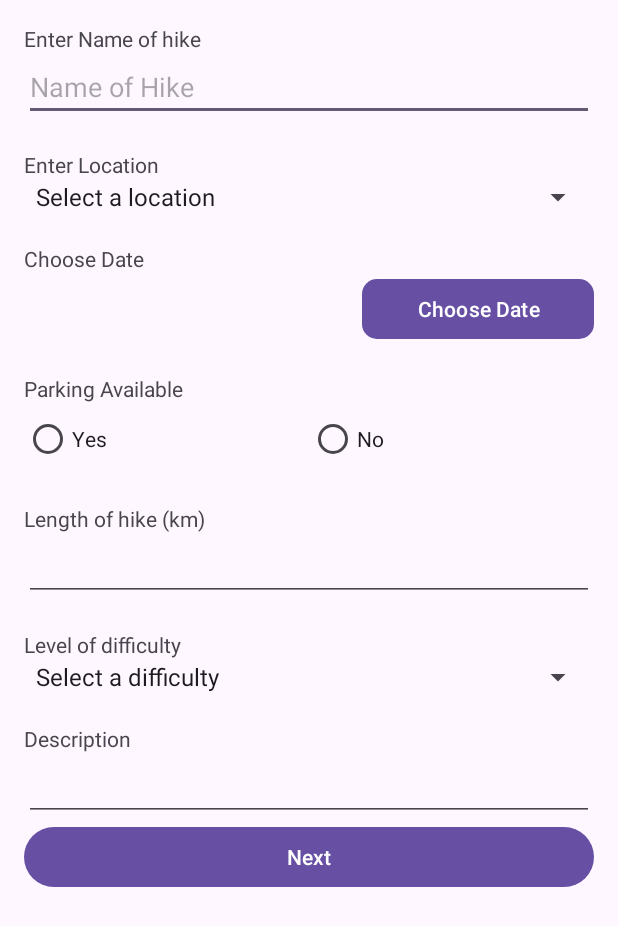
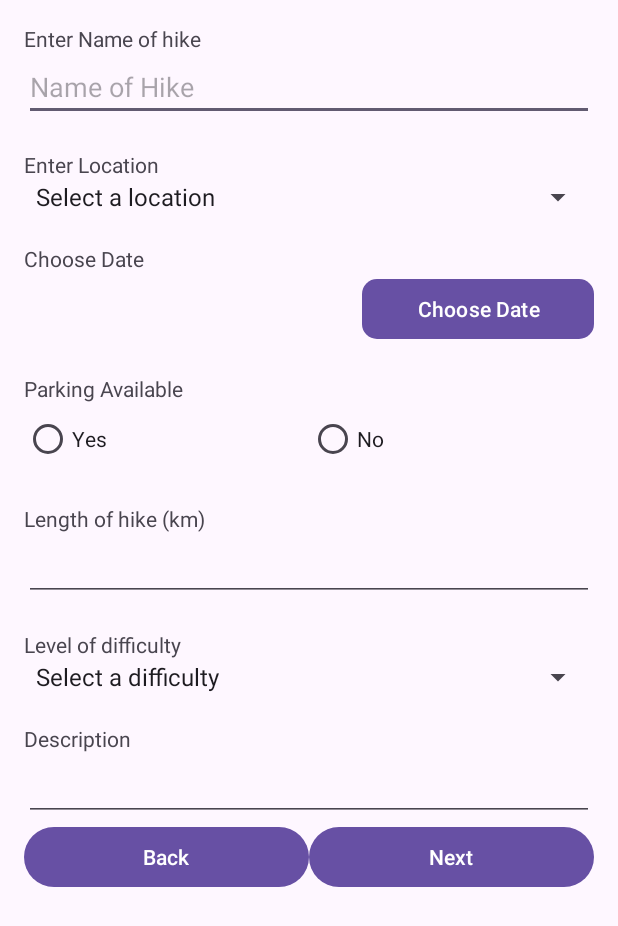
Before and after one commit to SithuSoe153/M-Hike-Hiker-Management-App, an Android app: the screen it shows after launch (EntryActivity), on a phone screen of 412 x 824 dp. Shown: the top 926 px of the screen. Run offline under Robolectric (Android 15) with nearby library versions, the phone set to English and light mode, and no system bars.

Commit message:
left_observations

```diff
--- a/app/src/main/java/com/uog/soemhike/EntryActivity.java
+++ b/app/src/main/java/com/uog/soemhike/EntryActivity.java
@@ -32,10 +32,12 @@ public class EntryActivity extends AppCompatActivity {
 
     Spinner spn_Location, spn_Difficulty;
 
-    private Button btn_ShowDateTime, btn_Next;
+    private Button btn_ShowDateTime, btn_Next, btn_Back;
 
     String location, difficulty, errorRequired;
     private Integer id;
+    private Integer locationIndex = 0;
+    private Integer difficultyIndex = 0;
     private String[] spn_Location_data = {"Select a location","M1", "M2", "M3"};
     private String[] spn_Difficulty_data = {"Select a difficulty","H1", "H2", "H3"};
 
@@ -63,6 +65,7 @@ public class EntryActivity extends AppCompatActivity {
 
         btn_ShowDateTime = findViewById(R.id.btnShowDateTime);
         btn_Next = findViewById(R.id.btn_Next);
+        btn_Back = findViewById(R.id.btn_Back);
 
         spn_Location = (Spinner) findViewById(R.id.spn_Location);
         spn_Difficulty = (Spinner) findViewById(R.id.spn_Difficulty);
@@ -72,6 +75,7 @@ public class EntryActivity extends AppCompatActivity {
         ArrayAdapter<String> ad_location = new ArrayAdapter<String>(this, android.R.layout.simple_spinner_item, spn_Location_data);
         ad_location.setDropDownViewResource(android.R.layout.simple_spinner_dropdown_item);
         spn_Location.setAdapter(ad_location);
+        spn_Location.setSelection(locationIndex);
         spn_Location.setOnItemSelectedListener(new AdapterView.OnItemSelectedListener() {
             @Override
             public void onItemSelected(AdapterView<?> adapterView, View view, int i, long l) {
@@ -88,6 +92,7 @@ public class EntryActivity extends AppCompatActivity {
         ArrayAdapter<String> adapter = new ArrayAdapter<String>(this, android.R.layout.simple_spinner_item, spn_Difficulty_data);
         adapter.setDropDownViewResource(android.R.layout.simple_spinner_dropdown_item);
         spn_Difficulty.setAdapter(adapter);
+        spn_Difficulty.setSelection(difficultyIndex);
         spn_Difficulty.setOnItemSelectedListener(new AdapterView.OnItemSelectedListener() {
             @Override
             public void onItemSelected(AdapterView<?> adapterView, View view, int i, long l) {
@@ -115,6 +120,13 @@ public class EntryActivity extends AppCompatActivity {
                 goToNext();
             }
         });
+        btn_Back.setOnClickListener(new View.OnClickListener() {
+            @Override
+            public void onClick(View view) {
+                Intent intent = new Intent(getBaseContext(), MainActivity.class);
+                startActivity(intent);
+            }
+        });
 
 
         Bundle bundle = getIntent().getExtras();
@@ -122,8 +134,32 @@ public class EntryActivity extends AppCompatActivity {
             id=bundle.getInt(Hike.ID);
             txt_NameOfHike.setText(bundle.getString(Hike.NAME));
 //            spn_Location.setText(bundle.getString(Hike.ADDRESS));
+            location = bundle.getString(Hike.LOCATION);
+            for (int i=0; i< spn_Location_data.length; i++){
+                if (location.equals(spn_Location_data[i])){
+                    locationIndex = i;
+                    spn_Location.setSelection(locationIndex);
+                    break;
+                }
+            }
+
+            difficulty = bundle.getString(Hike.DIFFICULTY);
+            for (int i=0; i< spn_Difficulty_data.length; i++){
+                if (difficulty.equals(spn_Difficulty_data[i])){
+                    difficultyIndex = i;
+                    spn_Difficulty.setSelection(difficultyIndex);
+                    break;
+                }
+            }
+
             lbl_Date.setText(bundle.getString(Hike.DATE));
-            rdo_Yes.setText(bundle.getInt(Hike.PARKING) + "");
+//            rdo_Yes.setText(bundle.getInt(Hike.PARKING) + "");
+//          Check the appropriate radio button based on the data
+            if ((bundle.getString(Hike.PARKING)).equals("Yes")) {
+                rdo_Yes.setChecked(true);
+            } else {
+                rdo_No.setChecked(true);
+            }
 //            double length = Double.parseDouble(bundle.getString(Hike.LENGTH));
             txt_LengthOfHike.setText(bundle.getDouble(Hike.LENGTH)+"");
 
@@ -133,6 +169,7 @@ public class EntryActivity extends AppCompatActivity {
             txt_Description.setText(bundle.getString(Hike.DESCRIPTION));
 
         }
+
 
 
     }
@@ -228,8 +265,10 @@ public class EntryActivity extends AppCompatActivity {
         }
 
         Log.i("test1",length);
+        Log.i("test", id + " This is ID");
 
         Intent intent = new Intent(this, HikeDetailActivity.class);
+        intent.putExtra(Hike.ID, id);
         intent.putExtra(Hike.NAME, name);
         intent.putExtra(Hike.LOCATION, location);
         intent.putExtra(Hike.DATE, date);
--- a/app/src/main/java/com/uog/soemhike/database/DatabaseHelper.java
+++ b/app/src/main/java/com/uog/soemhike/database/DatabaseHelper.java
@@ -90,6 +90,8 @@ public class DatabaseHelper extends SQLiteOpenHelper {
         rowValues.put(Hike.DIFFICULTY, hike.getDifficulty());
         rowValues.put(Hike.DESCRIPTION, hike.getDescription());
 
+        Log.i("test", "updateHike");
+
         String where = "id=?";
         String values[] = {hike.getId() + ""};
         result =database.update(TABLE_HIKE,rowValues,where,values);
--- a/app/src/main/res/layout/activity_entry.xml
+++ b/app/src/main/res/layout/activity_entry.xml
@@ -182,11 +182,26 @@
         android:gravity="start|top"
         android:inputType="textMultiLine" />
 
-    <Button
-        android:id="@+id/btn_Next"
+    <LinearLayout
         android:layout_width="match_parent"
         android:layout_height="wrap_content"
-        android:text="Next" />
+        android:orientation="horizontal">
+
+        <Button
+            android:id="@+id/btn_Back"
+            android:layout_width="match_parent"
+            android:layout_height="wrap_content"
+            android:layout_weight="1"
+            android:text="Back" />
+        <Button
+            android:id="@+id/btn_Next"
+            android:layout_width="match_parent"
+            android:layout_height="wrap_content"
+            android:layout_weight="1"
+            android:text="Next" />
+
+    </LinearLayout>
+
 
 
 </LinearLayout>
```
Also changed, not shown: app/src/main/java/com/uog/soemhike/HikeDetailActivity.java (+23 -11 lines).
